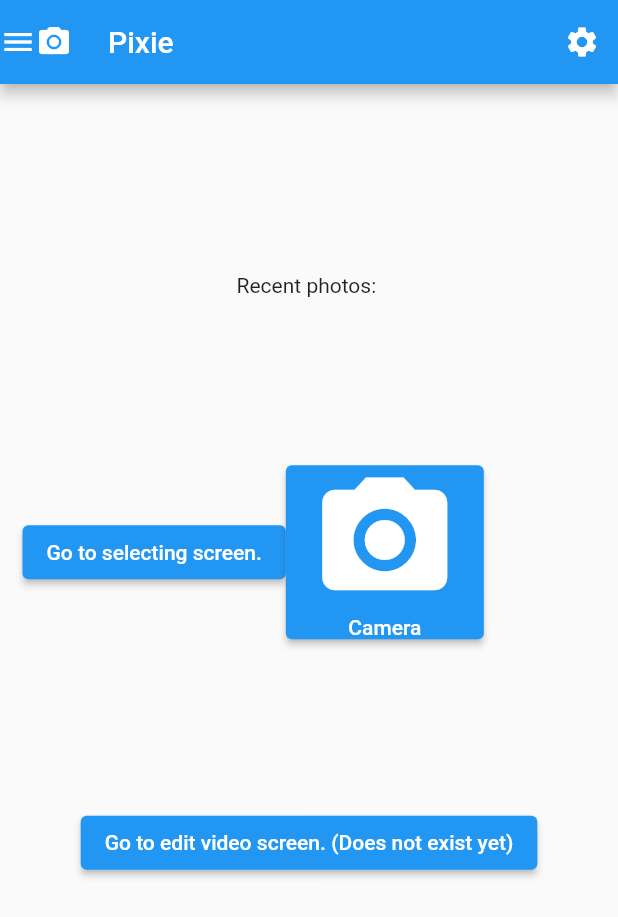
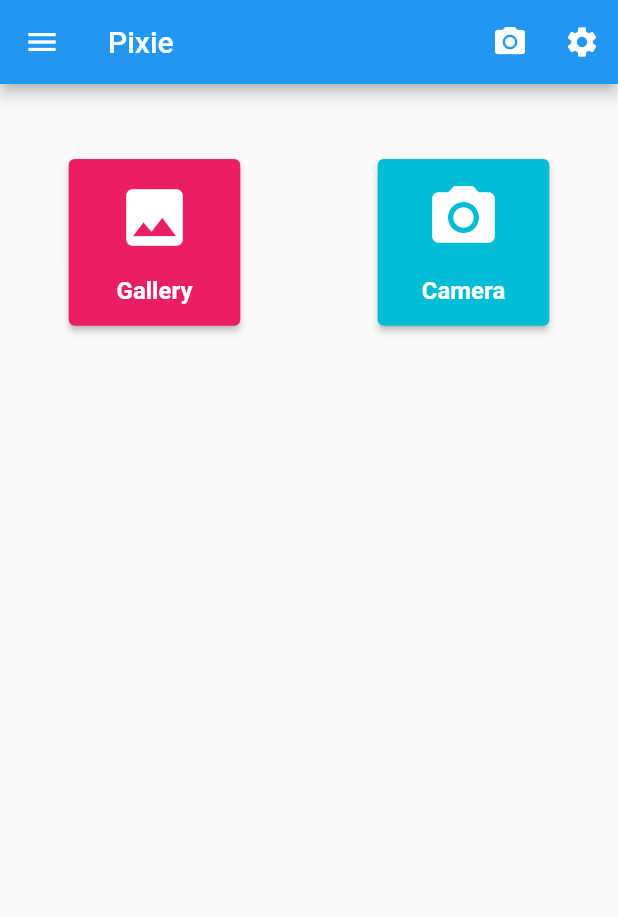
Before and after one commit to RecepBorekci/Pixie, a Flutter app: the screen it shows after launch, on a phone screen of 412 x 824 dp. Shown: the top 917 px of the screen. Run offline on Flutter 3.47's test engine with Material 2 defaults, Android fonts, the phone set to English and light mode, and no system bars; our stand-ins replace image_picker.

Commit message:
Welcome Screen - Buttons added New widget added (HomeButtons)

```diff
--- a/lib/screens/photo_selecting_screen.dart
+++ /dev/null
@@ -1,56 +0,0 @@
-import 'dart:io';
-
-import 'package:flutter/services.dart';
-import 'package:image_picker/image_picker.dart';
-import 'package:flutter/material.dart';
-
-import 'photo_editing_screen.dart';
-
-class PhotoSelectingScreen extends StatefulWidget {
-  @override
-  State<PhotoSelectingScreen> createState() => _PhotoSelectingScreenState();
-}
-
-class _PhotoSelectingScreenState extends State<PhotoSelectingScreen> {
-  File? image;
-  Future pickImage() async {
-    try {
-      final image = await ImagePicker().pickImage(source: ImageSource.gallery);
-      if (image == null) return;
-
-      final imageTemporary = File(image.path);
-      this.image = imageTemporary;
-      setState(() => this.image = imageTemporary);
-    } on PlatformException catch (e) {
-      print("Failed to pick image: $e");
-    }
-  }
-
-  @override
-  Widget build(BuildContext context) {
-    return Scaffold(
-      appBar: AppBar(
-        title: Text("Select an Image"),
-      ),
-      body: Container(
-        child: Column(
-          children: [
-            ElevatedButton(
-                onPressed: () {
-                  pickImage();
-                },
-                child: Text('Select Image From Gallery')),
-            ElevatedButton(onPressed: () {}, child: Text('Open Camera')),
-            ElevatedButton(
-                onPressed: () {
-                  Navigator.push(context, MaterialPageRoute(builder: (context) {
-                    return PhotoEditingScreen();
-                  }));
-                },
-                child: Text('Go to editing screen')),
-          ],
-        ),
-      ),
-    );
-  }
-}
--- a/lib/screens/welcome_screen.dart
+++ b/lib/screens/welcome_screen.dart
@@ -1,78 +1,80 @@
+import 'dart:io';
+
 import 'package:flutter/material.dart';
-import 'package:photo_editor/screens/photo_selecting_screen.dart';
-import 'package:photo_editor/screens/settings_screen.dart';
+import 'package:flutter/services.dart';
 
-class WelcomeScreen extends StatelessWidget {
+import 'package:image_picker/image_picker.dart';
+
+import './settings_screen.dart';
+import '../widgets/home_buttons.dart';
+
+class WelcomeScreen extends StatefulWidget {
+  @override
+  State<WelcomeScreen> createState() => _WelcomeScreenState();
+}
+
+class _WelcomeScreenState extends State<WelcomeScreen> {
   final List<Icon> recentImages = [Icon(Icons.add)];
+
+  File? image;
+  Future pickImage() async {
+    try {
+      final image = await ImagePicker().pickImage(source: ImageSource.gallery);
+      if (image == null) return;
+
+      final imageTemporary = File(image.path);
+      this.image = imageTemporary;
+      setState(() => this.image = imageTemporary);
+    } on PlatformException catch (e) {
+      print("Failed to pick image: $e");
+    }
+  }
 
   @override
   Widget build(BuildContext context) {
     return Scaffold(
       appBar: AppBar(
-        leading: Row(
-          children: [
-            Icon(Icons.menu),
-            Icon(Icons.camera_alt),
-          ],
-        ),
+        leading: Icon(Icons.menu),
         title: Text('Pixie'),
         actions: [
-          IconButton(
-              onPressed: () {
-                Navigator.push(context, MaterialPageRoute(builder: (context) {
-                  return SettingsScreen();
-                }));
-              },
-              icon: Icon(Icons.settings))
+          Row(
+            children: [
+              IconButton(
+                  onPressed: () {},
+                  icon: Icon(
+                    Icons.photo_camera,
+                  )),
+              IconButton(
+                  onPressed: () {
+                    Navigator.push(context,
+                        MaterialPageRoute(builder: (context) {
+                      return SettingsScreen();
+                    }));
+                  },
+                  icon: Icon(Icons.settings)),
+            ],
+          )
         ],
       ),
       body: Padding(
-        padding: const EdgeInsets.all(15.0),
-        child: Column(
-          mainAxisAlignment: MainAxisAlignment.spaceEvenly,
-          crossAxisAlignment: CrossAxisAlignment.center,
+        padding: const EdgeInsets.symmetric(vertical: 50, horizontal: 0),
+        child: Row(
+          mainAxisAlignment: MainAxisAlignment.spaceAround,
           children: [
-            Column(
-              crossAxisAlignment: CrossAxisAlignment.center,
-              children: [
-                Text('Recent photos: '),
-                // ListView(
-                //   scrollDirection: Axis.vertical,
-                //   children: recentImages,
-                // )
-              ],
+            HomeButton(
+              onPressed: pickImage,
+              icon: Icons.photo,
+              text: "Gallery",
+              foregroundColor: Colors.white,
+              backgroundColor: Colors.pink,
             ),
-            Row(
-              children: [
-                ElevatedButton(
-                  child: Text('Go to selecting screen.'),
-                  onPressed: () {
-                    Navigator.push(context,
-                        MaterialPageRoute(builder: (context) {
-                      return PhotoSelectingScreen();
-                    }));
-                  },
-                ),
-                ElevatedButton(
-                    onPressed: () {},
-                    child: Column(
-                      children: [
-                        Icon(
-                          Icons.camera_alt,
-                          size: 100,
-                        ),
-                        Text('Camera'),
-                      ],
-                    ))
-              ],
+            HomeButton(
+              onPressed: () {},
+              icon: Icons.photo_camera,
+              text: "Camera",
+              foregroundColor: Colors.white,
+              backgroundColor: Colors.cyan,
             ),
-            ElevatedButton(
-              onPressed: () {},
-              child: Text('Go to edit video screen. (Does not exist yet)'),
-            ),
-            Row(
-              children: [],
-            )
           ],
         ),
       ),
--- /dev/null
+++ b/lib/widgets/home_buttons.dart
@@ -0,0 +1,60 @@
+import 'package:flutter/material.dart';
+
+class HomeButton extends StatelessWidget {
+  Function onPressed;
+  IconData icon;
+  String text;
+  Color foregroundColor, backgroundColor;
+  HomeButton({
+    required this.onPressed,
+    required this.icon,
+    required this.text,
+    required this.foregroundColor,
+    required this.backgroundColor,
+  });
+
+  @override
+  Widget build(BuildContext context) {
+    return ElevatedButton(
+      onPressed: () => onPressed(),
+      style: ButtonStyle(
+          foregroundColor: MaterialStateProperty.all<Color>(foregroundColor),
+          backgroundColor: MaterialStateProperty.all<Color>(backgroundColor)),
+      child: MediaQuery.of(context).orientation == Orientation.portrait
+          ? Container(
+              height: MediaQuery.of(context).size.width * 0.27,
+              width: MediaQuery.of(context).size.width * 0.20,
+              child: Column(
+                mainAxisAlignment: MainAxisAlignment.spaceEvenly,
+                children: [
+                  Icon(
+                    icon,
+                    size: 50,
+                  ),
+                  Text(
+                    "$text",
+                    style: TextStyle(fontSize: 16, fontWeight: FontWeight.bold),
+                  ),
+                ],
+              ),
+            )
+          : Container(
+              height: MediaQuery.of(context).size.height * 0.30,
+              width: MediaQuery.of(context).size.height * 0.25,
+              child: Column(
+                mainAxisAlignment: MainAxisAlignment.spaceEvenly,
+                children: [
+                  Icon(
+                    Icons.photo,
+                    size: 50,
+                  ),
+                  Text(
+                    "$text",
+                    style: TextStyle(fontSize: 16, fontWeight: FontWeight.bold),
+                  ),
+                ],
+              ),
+            ),
+    );
+  }
+}
```
